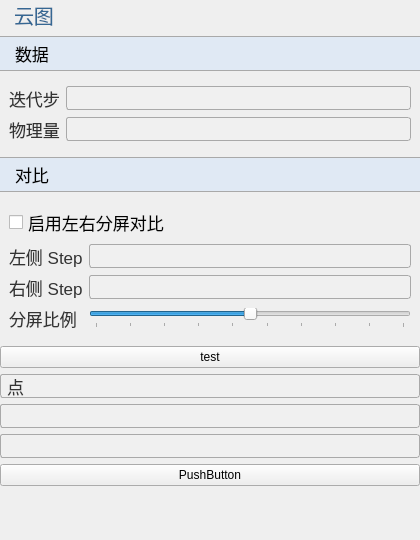
Before: the Qt Designer form plugins/Base_PostProcessing/NephogramSettingWidget.ui in asd977/base_cae, drawn with Qt 5.
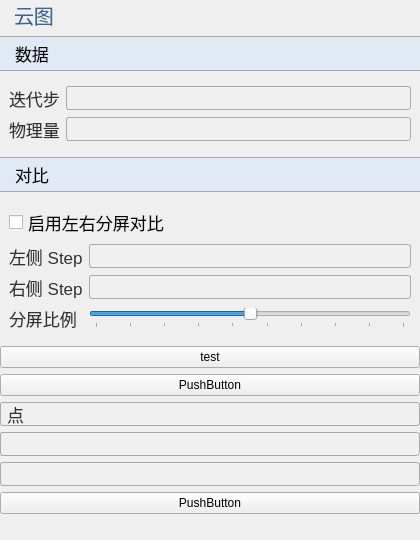
After: the same form once the commit is applied. Icons and pictures are not drawn.

What changed in the file:
```diff
--- a/plugins/Base_PostProcessing/NephogramSettingWidget.ui
+++ b/plugins/Base_PostProcessing/NephogramSettingWidget.ui
@@ -136,7 +136,7 @@
     border-color: rgb(80, 80, 80);         /* 点击时的边框颜色 */
 }</string>
   </property>
-  <layout class="QVBoxLayout" name="verticalLayout" stretch="0,0,0,0,0,0,0,0,0,0,1">
+  <layout class="QVBoxLayout" name="verticalLayout" stretch="0,0,0,0,0,0,0,0,0,0,0,1">
    <property name="leftMargin">
     <number>0</number>
    </property>
@@ -283,6 +283,13 @@
      </property>
     </widget>
    </item>
+   <item>
+    <widget class="QPushButton" name="pushButton_4">
+     <property name="text">
+      <string>PushButton</string>
+     </property>
+    </widget>
+   </item>
    <item>
     <widget class="QComboBox" name="comboBoxPickDim">
      <item>
```
